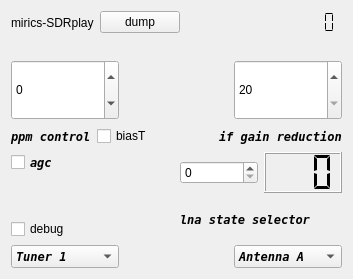
The window that sources/devices/sdrplay-handler-v2/sdrplay-widget-v2.ui (JvanKatwijk/qt-dab) describes before a commit, drawn with Qt 5.
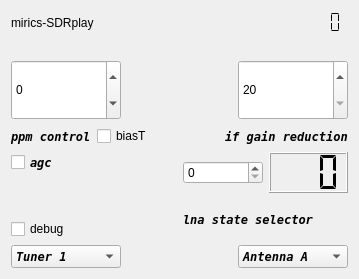
The same window after the commit.

The edit to the form file:
```diff
--- a/sources/devices/sdrplay-handler-v2/sdrplay-widget-v2.ui
+++ b/sources/devices/sdrplay-handler-v2/sdrplay-widget-v2.ui
@@ -6,7 +6,7 @@
    <rect>
     <x>0</x>
     <y>0</y>
-    <width>353</width>
+    <width>359</width>
     <height>279</height>
    </rect>
   </property>
@@ -29,16 +29,6 @@
        </property>
       </widget>
      </item>
-     <item>
-      <widget class="QPushButton" name="dumpButton">
-       <property name="toolTip">
-        <string>&lt;html&gt;&lt;head/&gt;&lt;body&gt;&lt;p&gt;Dumps the raw input from the SDRplay into a self describing file (with header in xml format containing recorded time, container format, frequency, device name, Qt-DAB version)&lt;/p&gt;&lt;p&gt;&lt;br/&gt;&lt;/p&gt;&lt;p&gt;Opens a 'Save as ...' dialog. Press again to stop recording.&lt;/p&gt;&lt;p&gt;&lt;br/&gt;&lt;/p&gt;&lt;p&gt;Very experimental! The resulting file can be read-in by using the xml file handler (if configured)&lt;/p&gt;&lt;p&gt;&lt;br/&gt;&lt;/p&gt;&lt;p&gt;Warning: Produces large files!&lt;/p&gt;&lt;/body&gt;&lt;/html&gt;</string>
-       </property>
-       <property name="text">
-        <string>dump</string>
-       </property>
-      </widget>
-     </item>
      <item>
       <spacer name="horizontalSpacer_4">
        <property name="orientation">
@@ -174,7 +164,6 @@
        <property name="font">
         <font>
          <family>DejaVu Sans Mono</family>
-         <weight>75</weight>
          <italic>true</italic>
          <bold>true</bold>
         </font>
@@ -195,7 +184,6 @@
          <property name="font">
           <font>
            <family>DejaVu Sans Mono</family>
-           <weight>75</weight>
            <italic>true</italic>
            <bold>true</bold>
           </font>
@@ -267,7 +255,6 @@
          <property name="font">
           <font>
            <family>DejaVu Sans Mono</family>
-           <weight>75</weight>
            <italic>true</italic>
            <bold>true</bold>
           </font>
@@ -294,7 +281,6 @@
        <property name="font">
         <font>
          <family>DejaVu Sans Mono</family>
-         <weight>75</weight>
          <italic>true</italic>
          <bold>true</bold>
         </font>
@@ -338,7 +324,6 @@
        <property name="font">
         <font>
          <family>DejaVu Sans Mono</family>
-         <weight>75</weight>
          <italic>true</italic>
          <bold>true</bold>
         </font>
```
Left out of the diff: 15 changed lines with no effect on the pictures.
